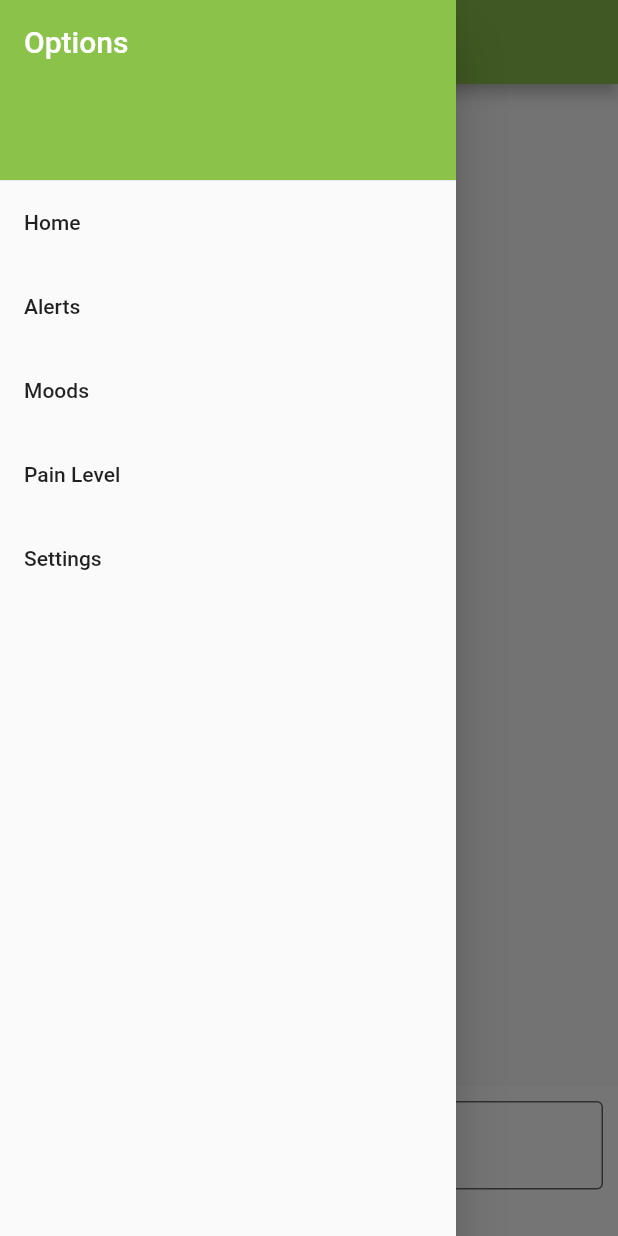
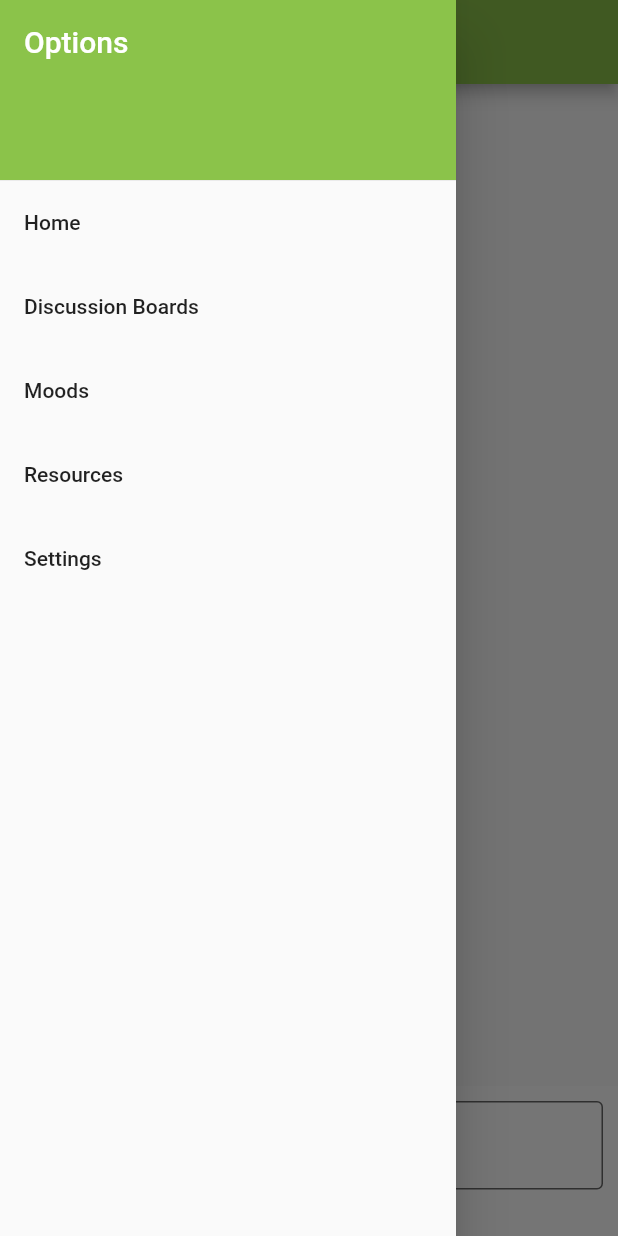
Before and after one commit to etmrmia/CloverBot, a Flutter app: the screen it shows after launch, with the side drawer open, on a phone screen of 412 x 824 dp. Run offline on Flutter 3.47's test engine with Material 2 defaults, Android fonts, the phone set to English and light mode, and no system bars.

Commit message:
Final demo

```diff
--- /dev/null
+++ b/clover_bot/lib/all_messages.dart
@@ -0,0 +1,6 @@
+import 'package:clover_bot/models/message_info.dart';
+import 'package:flutter/material.dart';
+import 'package:flutter/services.dart';
+import 'package:clover_bot/models/message.dart';
+
+MessagesInfo messages = MessagesInfo();
--- a/clover_bot/lib/main.dart
+++ b/clover_bot/lib/main.dart
@@ -3,8 +3,11 @@ import 'package:clover_bot/pages/alerts_list.dart';
 import 'package:clover_bot/pages/moods_list.dart';
 import 'package:clover_bot/pages/pain_level_list.dart';
 import 'package:clover_bot/pages/settings.dart';
+import 'package:clover_bot/models/message_info.dart';
 import 'package:clover_bot/sidemenu.dart';
 import 'package:clover_bot/searchbar.dart';
+import 'package:clover_bot/all_messages.dart';
+import 'package:clover_bot/models/message.dart';
 
 void main() => runApp(const MyApp());
 
@@ -40,21 +43,115 @@ class MyHomePage extends StatefulWidget {
 }
 
 class _MyHomePageState extends State<MyHomePage> {
+  final controller = TextEditingController();
+
+  @override
+  void dispose() {
+    // Clean up the controller when the widget is disposed.
+    controller.dispose();
+    super.dispose();
+  }
+
   @override
   Widget build(BuildContext context) {
+    MessagesInfo message = messages;
+
     // layout of homepage
     return Scaffold(
       appBar: AppBar(title: Text("Clover Bot")),
       body: Stack(
         children: <Widget>[
           // displays messages in a table
-          Table(
-            children: const [
-              TableRow(children: <Widget>[TableCell(child: Text('something'))])
-            ],
+          SingleChildScrollView(
+            physics: const ScrollPhysics(),
+            padding: const EdgeInsets.all(6),
+            child: Column(
+              children: <Widget>[
+                ListView.builder(
+                  physics: const NeverScrollableScrollPhysics(),
+                  shrinkWrap: true,
+                  itemCount: message.length,
+                  itemBuilder: (context, index) {
+                    return FittedBox(
+                      alignment: message.messagesIndex(index).isUser
+                          ? Alignment.centerRight
+                          : Alignment.centerLeft,
+                      fit: BoxFit.scaleDown,
+                      child: Flexible(
+                        flex: 2,
+                        fit: FlexFit.loose,
+                        child: Container(
+                          padding: const EdgeInsets.all(10),
+                          margin: const EdgeInsets.all(5),
+                          alignment: Alignment.center,
+                          decoration: BoxDecoration(
+                            borderRadius: BorderRadius.circular(20.0),
+                            color: Colors.lightGreen,
+                          ),
+                          child: Text(
+                            message.messagesIndex(index).message,
+                            style: const TextStyle(
+                                fontSize: 13, color: Colors.black),
+                          ),
+                        ),
+                      ),
+                    );
+                  },
+                ),
+              ],
+            ),
           ),
+
           // Search bar
-          const SearchBar(),
+          Expanded(
+            child: Align(
+              alignment: FractionalOffset.bottomCenter,
+              child: Container(
+                margin: const EdgeInsets.all(0),
+                padding: const EdgeInsets.all(10.0),
+                color: Colors.white,
+                height: 100.0,
+                alignment: FractionalOffset.topCenter,
+                child: TextFormField(
+                  controller: controller,
+                  textInputAction: TextInputAction.send,
+                  onFieldSubmitted: (value) {
+                    setState(
+                      () {
+                        if (controller.text.isNotEmpty) {
+                          message.add(
+                              Message(message: controller.text, isUser: true));
+                          message.add(Message(
+                              message: "I'm sorry to hear that...",
+                              isUser: false));
+                          message.add(Message(
+                              message: "Don't worry ! ^-^", isUser: false));
+                          message.add(Message(
+                              message: "Check out these resources! ",
+                              isUser: false));
+
+                          controller.clear();
+                        }
+                      },
+                    );
+                  },
+                  // showDialog(
+                  //     context: context,
+                  //     builder: (context) {
+                  //       return AlertDialog(
+                  //         content: Text(myController.text),
+                  //       );
+                  //     });
+                  decoration: const InputDecoration(
+                    border: OutlineInputBorder(),
+                    labelText: 'Message',
+                    filled: true,
+                    fillColor: Colors.white,
+                  ),
+                ),
+              ),
+            ),
+          ),
         ],
       ),
       // Scrolling Sidebar
--- /dev/null
+++ b/clover_bot/lib/models/message.dart
@@ -0,0 +1,5 @@
+class Message {
+  final String message;
+  final bool isUser;
+  Message({required this.message, required this.isUser});
+}
--- /dev/null
+++ b/clover_bot/lib/models/message_info.dart
@@ -0,0 +1,24 @@
+import 'package:flutter/material.dart';
+import 'message.dart';
+import 'package:clover_bot/searchbar.dart';
+
+class MessagesInfo extends ChangeNotifier {
+  List<Message> messages = <Message>[];
+
+  void add(Message message) {
+    messages.add(message);
+    notifyListeners();
+  }
+
+  int get length {
+    return messages.length;
+  }
+
+  Message messagesIndex(int index) {
+    if (index < messages.length) {
+      return messages[index];
+    } else {
+      throw Exception();
+    }
+  }
+}
--- a/clover_bot/lib/pages/alerts_list.dart
+++ b/clover_bot/lib/pages/alerts_list.dart
@@ -12,9 +12,9 @@ class _AlertListState extends State<AlertList> {
   @override
   Widget build(BuildContext context) {
     return Scaffold(
-      appBar: AppBar(title: Text('Alerts')),
+      appBar: AppBar(title: Text('Discussion Boards')),
       body: const Center(
-        child: Text('Alerts'),
+        child: Text('Discussion Board'),
       ),
       // Scrolling Sidebar
       drawer: const SideMenu(),
--- a/clover_bot/lib/pages/pain_level_list.dart
+++ b/clover_bot/lib/pages/pain_level_list.dart
@@ -12,9 +12,9 @@ class _PainLevelListState extends State<PainLevelList> {
   @override
   Widget build(BuildContext context) {
     return Scaffold(
-      appBar: AppBar(title: Text('Pain Level')),
+      appBar: AppBar(title: Text('Resources')),
       body: const Center(
-        child: Text('Pain level'),
+        child: Text('Resources'),
       ),
       // Scrolling Sidebar
       drawer: const SideMenu(),
--- a/clover_bot/lib/sidemenu.dart
+++ b/clover_bot/lib/sidemenu.dart
@@ -29,7 +29,7 @@ class SideMenu extends StatelessWidget {
             },
           ),
           ListTile(
-            title: const Text('Alerts'),
+            title: const Text('Discussion Boards'),
             onTap: () {
               Navigator.pushNamed(context, '/alerts');
             },
@@ -41,7 +41,7 @@ class SideMenu extends StatelessWidget {
             },
           ),
           ListTile(
-            title: const Text('Pain Level'),
+            title: const Text('Resources'),
             onTap: () {
               Navigator.pushNamed(context, '/pain_level');
             },
```
Also changed, not shown: clover_bot/lib/message_display.dart (added, +20 -0 lines), clover_bot/lib/searchbar.dart (+25 -11 lines).
